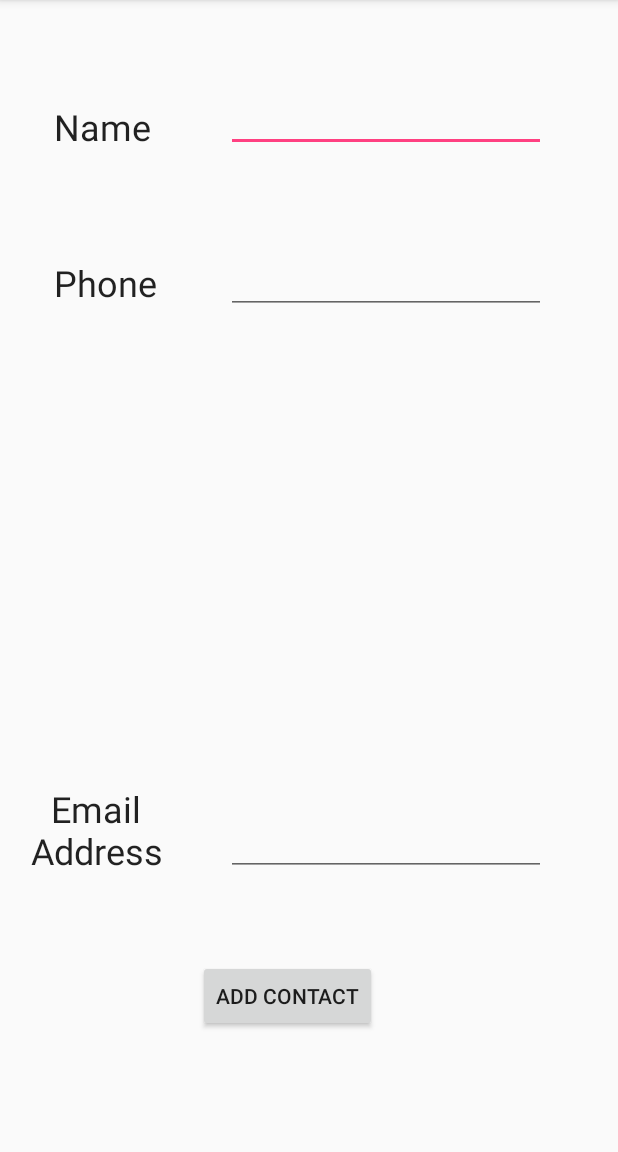
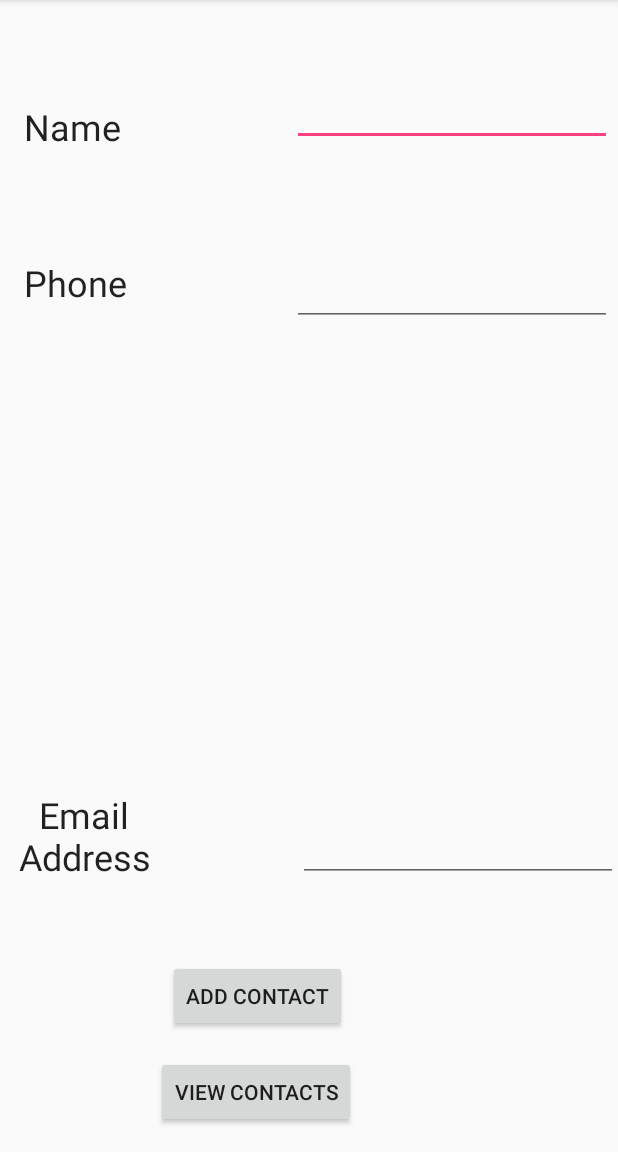
Before and after one commit to theandrealiu/LiuAndrea_SQLNotes, an Android app: the screen it shows after launch (MainActivity), on a phone screen of 412 x 824 dp, the part 84-1236 px from its top. Run offline under Robolectric (Android 15) with nearby library versions, the phone set to English and light mode, and no system bars; 1 statement that could not run was skipped.

Commit message:
Updated 5/25

```diff
--- a/app/src/main/res/layout/activity_main.xml
+++ b/app/src/main/res/layout/activity_main.xml
@@ -10,7 +10,7 @@
         android:id="@+id/textView"
         android:layout_width="wrap_content"
         android:layout_height="wrap_content"
-        android:layout_marginStart="36dp"
+        android:layout_marginStart="16dp"
         android:layout_marginTop="68dp"
         android:text="Name"
         android:textAppearance="@style/TextAppearance.AppCompat.Headline"
@@ -21,8 +21,8 @@
         android:id="@+id/editText_name"
         android:layout_width="wrap_content"
         android:layout_height="wrap_content"
-        android:layout_marginEnd="48dp"
-        android:layout_marginTop="56dp"
+        android:layout_marginEnd="4dp"
+        android:layout_marginTop="52dp"
         android:ems="10"
         android:inputType="textPersonName"
         app:layout_constraintEnd_toEndOf="parent"
@@ -32,7 +32,7 @@
         android:id="@+id/textView2"
         android:layout_width="71dp"
         android:layout_height="36dp"
-        android:layout_marginStart="36dp"
+        android:layout_marginStart="16dp"
         android:layout_marginTop="172dp"
         android:text="Phone"
         android:textAppearance="@style/TextAppearance.AppCompat.Headline"
@@ -43,8 +43,8 @@
         android:id="@+id/editText_Phone"
         android:layout_width="wrap_content"
         android:layout_height="wrap_content"
-        android:layout_marginEnd="48dp"
-        android:layout_marginTop="164dp"
+        android:layout_marginEnd="4dp"
+        android:layout_marginTop="172dp"
         android:ems="10"
         android:inputType="textPersonName"
         app:layout_constraintEnd_toEndOf="parent"
@@ -55,7 +55,7 @@
         android:layout_width="wrap_content"
         android:layout_height="wrap_content"
         android:layout_marginBottom="80dp"
-        android:layout_marginStart="132dp"
+        android:layout_marginStart="112dp"
         android:text="Add Contact"
         app:layout_constraintBottom_toBottomOf="parent"
         app:layout_constraintStart_toStartOf="parent" />
@@ -64,8 +64,7 @@
         android:id="@+id/textView3"
         android:layout_width="112dp"
         android:layout_height="61dp"
-        android:layout_marginBottom="184dp"
-        android:layout_marginStart="8dp"
+        android:layout_marginBottom="180dp"
         android:text="Email Address"
         android:textAlignment="center"
         android:textAppearance="@style/TextAppearance.AppCompat.Headline"
@@ -76,10 +75,19 @@
         android:id="@+id/editText_Address"
         android:layout_width="wrap_content"
         android:layout_height="wrap_content"
-        android:layout_marginBottom="184dp"
-        android:layout_marginEnd="48dp"
+        android:layout_marginBottom="180dp"
         android:ems="10"
         android:inputType="textPersonName"
         app:layout_constraintBottom_toBottomOf="parent"
         app:layout_constraintEnd_toEndOf="parent" />
+
+    <Button
+        android:id="@+id/button2"
+        android:layout_width="wrap_content"
+        android:layout_height="wrap_content"
+        android:layout_marginBottom="16dp"
+        android:layout_marginStart="104dp"
+        android:text="View Contacts"
+        app:layout_constraintBottom_toBottomOf="parent"
+        app:layout_constraintStart_toStartOf="parent" />
 </android.support.constraint.ConstraintLayout>
```
Also changed, not shown: app/src/main/java/com/example/liua4835/mycontactapp/DataBaseHelper.java (+11 -2 lines), app/src/main/java/com/example/liua4835/mycontactapp/MainActivity.java (+29 -1 lines).
